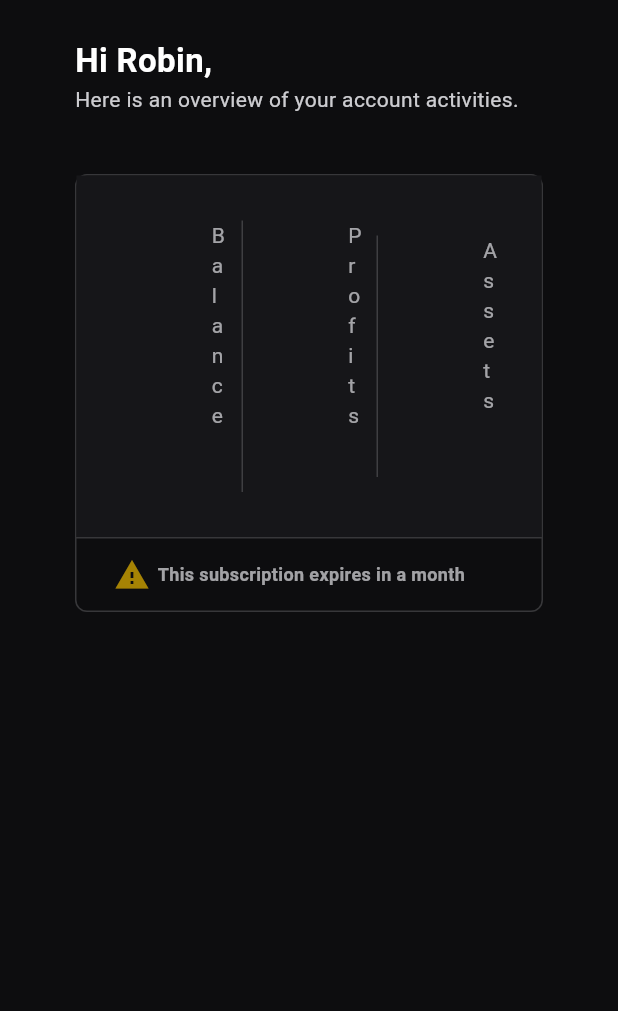
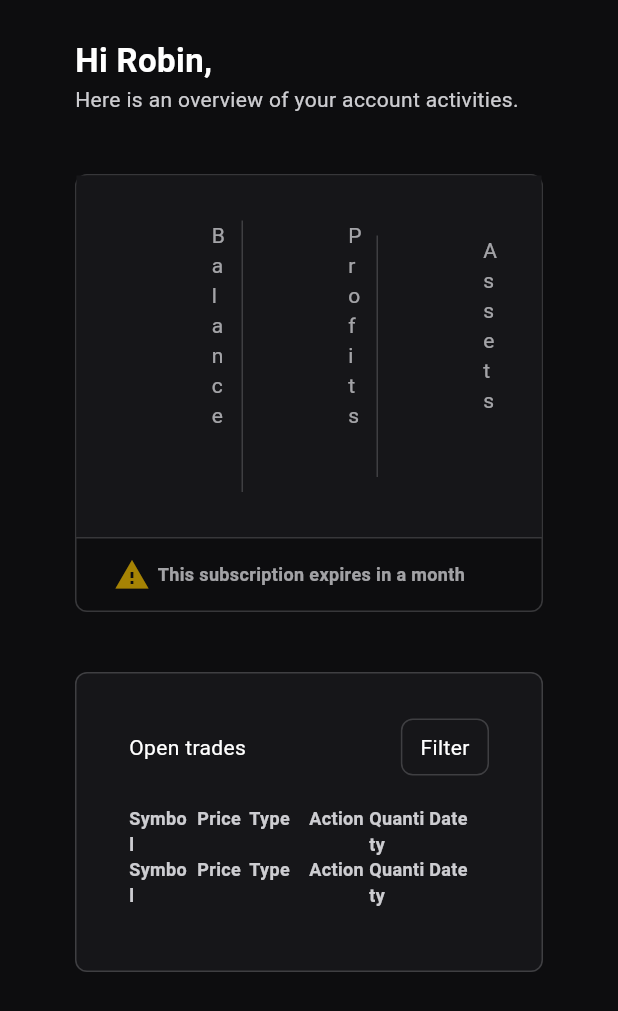
Before and after one commit to XROLE/predict_dashboard, a Flutter app: the screen it shows after launch, on a phone screen of 412 x 824 dp. Shown: the top 1011 px of the screen. Run offline on Flutter 3.47's test engine with Material 3 defaults, Android fonts, the phone set to English and light mode, and no system bars.

Commit message:
create table skeleton

```diff
--- /dev/null
+++ b/lib/views/dashboard/body/desktop_body.dart
@@ -0,0 +1,90 @@
+import 'package:flutter/material.dart';
+import 'package:predict_dashboard/utils/app_colors.dart';
+import 'package:predict_dashboard/utils/app_text_style.dart';
+
+class DesktopBody extends StatelessWidget {
+  const DesktopBody({super.key});
+
+  @override
+  Widget build(BuildContext context) {
+    return Container(
+      height: 200,
+      padding: const EdgeInsets.symmetric(horizontal: 35, vertical: 30),
+      decoration: BoxDecoration(
+        borderRadius: BorderRadius.circular(8),
+        color: AppColors.appBgLight,
+        border: Border.all(color: AppColors.appWhiteLight.withOpacity(.2)),
+      ),
+      child: Column(
+        children: [
+          Row(
+            mainAxisAlignment: MainAxisAlignment.spaceBetween,
+            children: [
+              Text(
+                "Open trades",
+                style: AppTextStyle.subTitle(),
+              ),
+              Container(
+                padding:
+                    const EdgeInsets.symmetric(horizontal: 12, vertical: 8),
+                decoration: BoxDecoration(
+                  borderRadius: BorderRadius.circular(8),
+                  color: AppColors.appBgLight,
+                  border: Border.all(
+                      color: AppColors.appWhiteLight.withOpacity(.2)),
+                ),
+                child: Text(
+                  "Filter",
+                  style: AppTextStyle.subTitle(),
+                ),
+              ),
+            ],
+          ),
+          const SizedBox(height: 20),
+          Table(
+            children:  [
+              TableRow(
+                children:  [
+                  TableCell(
+                    verticalAlignment: TableCellVerticalAlignment.middle,
+                    child: Center(child: Text('Symbol', style: AppTextStyle.medium(color: AppColors.appWhiteLight.withOpacity(.9)),))),
+                  TableCell(child: Center(child: Text('Price', style: AppTextStyle.medium(color: AppColors.appWhiteLight.withOpacity(.9)),))),
+                  TableCell(child: Align(
+                    alignment: Alignment.centerLeft,
+                    child: Align( alignment: Alignment.centerLeft,
+                    child: Text('Type', style: AppTextStyle.medium(color: AppColors.appWhiteLight.withOpacity(.9)),)))),
+                  TableCell(child: Align(
+                    alignment: Alignment.centerLeft,
+                    child:  Text('Action', style: AppTextStyle.medium(color: AppColors.appWhiteLight.withOpacity(.9)),))),
+                  TableCell(child: Align( alignment: Alignment.centerLeft, child: Text('Quantity', style: AppTextStyle.medium(color: AppColors.appWhiteLight.withOpacity(.9)),))),
+                  TableCell(child: Align(
+                    alignment: Alignment.centerLeft,
+                    child: Text('Date', style: AppTextStyle.medium(color: AppColors.appWhiteLight.withOpacity(.9)),))),
+                ],
+              ),
+              TableRow(
+                children:  [
+                  TableCell(
+                    verticalAlignment: TableCellVerticalAlignment.middle,
+                    child: Center(child: Text('Symbol', style: AppTextStyle.medium(color: AppColors.appWhiteLight.withOpacity(.9)),))),
+                  TableCell(child: Center(child: Text('Price', style: AppTextStyle.medium(color: AppColors.appWhiteLight.withOpacity(.9)),))),
+                  TableCell(child: Align(
+                    alignment: Alignment.centerLeft,
+                    child: Align( alignment: Alignment.centerLeft,
+                    child: Text('Type', style: AppTextStyle.medium(color: AppColors.appWhiteLight.withOpacity(.9)),)))),
+                  TableCell(child: Align(
+                    alignment: Alignment.centerLeft,
+                    child:  Text('Action', style: AppTextStyle.medium(color: AppColors.appWhiteLight.withOpacity(.9)),))),
+                  TableCell(child: Align( alignment: Alignment.centerLeft, child: Text('Quantity', style: AppTextStyle.medium(color: AppColors.appWhiteLight.withOpacity(.9)),))),
+                  TableCell(child: Align(
+                    alignment: Alignment.centerLeft,
+                    child: Text('Date', style: AppTextStyle.medium(color: AppColors.appWhiteLight.withOpacity(.9)),))),
+                ],
+              ),
+            ],
+          ),
+        ],
+      ),
+    );
+  }
+}
--- a/lib/views/dashboard/dashboard_desktop.dart
+++ b/lib/views/dashboard/dashboard_desktop.dart
@@ -1,6 +1,8 @@
 import 'package:flutter/material.dart';
 import 'package:predict_dashboard/utils/app_colors.dart';
 import 'package:predict_dashboard/utils/app_text_style.dart';
+import 'package:predict_dashboard/views/dashboard/body/desktop_body.dart';
+import 'package:predict_dashboard/views/dashboard/header/desktop_header.dart';
 import 'package:predict_dashboard/views/widgets/action_label.dart';
 import 'package:predict_dashboard/views/widgets/asset_widget.dart';
 
@@ -22,62 +24,9 @@ class DashboardDesktop extends StatelessWidget {
               Text("Here is an overview of your account activities.",
                   style: AppTextStyle.subTitle(color: AppColors.appWhiteLight.withOpacity(.9))),
               const SizedBox(height: 40),
-              Container(
-                decoration: BoxDecoration(
-                  borderRadius: BorderRadius.circular(8),
-                  border: Border.all(
-                      color: AppColors.appWhiteLight.withOpacity(.2)),
-                ),
-                child: Column(
-                  children: [
-                    Container(
-                  color: AppColors.appBgLight,
-                        padding: const EdgeInsets.symmetric(
-                    horizontal: 20, vertical: 30),
-                      child: Row(
-                        mainAxisAlignment: MainAxisAlignment.spaceBetween,
-                        crossAxisAlignment: CrossAxisAlignment.center,
-                        children: [
-                          const AssetWidget(
-                            title: "Balance",
-                            value: "\$616.81",
-                          ),
-                          AssetWidget(
-                            title: "Profits",
-                            value: "\$86.03",
-                            hasBorderSide: true,
-                            profitWidget: ActionLabel(
-                              title: "31%",
-                              isProfit: true,
-                              icon: Icon(
-                                Icons.arrow_outward,
-                                color: AppColors.appGreen.withOpacity(.6),
-                                size: 20,
-                              ),
-                            ),
-                          ),
-                          const AssetWidget(
-                            title: "Assets",
-                            value: "12",
-                            hasBorderSide: true,
-                          ),
-                        ],
-                      ),
-                    ),
-                  Container(
-                    padding: const EdgeInsets.symmetric(horizontal: 25, vertical: 12),
-                    decoration: BoxDecoration(
-                      border: Border(top: BorderSide(color: AppColors.appWhiteLight.withOpacity(.2)))
-                    ),
-                    child: Row(children: [
-                      Icon(Icons.warning, color: AppColors.appYellow.withOpacity(.7)),
-                      const SizedBox(width: 5),
-                      Text("This subscription expires in a month", style: AppTextStyle.medium(color: AppColors.appWhiteLight.withOpacity(.7)),)
-                    ],),
-                  )
-                  ],
-                ),
-              )
+              const DesktopHeaderSection(),
+              const SizedBox(height: 40),
+              const DesktopBody(),
             ],
           ),
         ),
--- /dev/null
+++ b/lib/views/dashboard/header/desktop_header.dart
@@ -0,0 +1,74 @@
+import 'package:flutter/material.dart';
+import 'package:predict_dashboard/utils/app_colors.dart';
+import 'package:predict_dashboard/utils/app_text_style.dart';
+import 'package:predict_dashboard/views/widgets/action_label.dart';
+import 'package:predict_dashboard/views/widgets/asset_widget.dart';
+
+class DesktopHeaderSection extends StatelessWidget {
+  const DesktopHeaderSection({super.key});
+
+  @override
+  Widget build(BuildContext context) {
+    return Container(
+      decoration: BoxDecoration(
+        borderRadius: BorderRadius.circular(8),
+        border: Border.all(color: AppColors.appWhiteLight.withOpacity(.2)),
+      ),
+      child: Column(
+        children: [
+          Container(
+            color: AppColors.appBgLight,
+            padding: const EdgeInsets.symmetric(horizontal: 20, vertical: 30),
+            child: Row(
+              mainAxisAlignment: MainAxisAlignment.spaceBetween,
+              crossAxisAlignment: CrossAxisAlignment.center,
+              children: [
+                const AssetWidget(
+                  title: "Balance",
+                  value: "\$616.81",
+                ),
+                AssetWidget(
+                  title: "Profits",
+                  value: "\$86.03",
+                  hasBorderSide: true,
+                  profitWidget: ActionLabel(
+                    title: "31%",
+                    isProfit: true,
+                    icon: Icon(
+                      Icons.arrow_outward,
+                      color: AppColors.appGreen.withOpacity(.6),
+                      size: 20,
+                    ),
+                  ),
+                ),
+                const AssetWidget(
+                  title: "Assets",
+                  value: "12",
+                  hasBorderSide: true,
+                ),
+              ],
+            ),
+          ),
+          Container(
+            padding: const EdgeInsets.symmetric(horizontal: 25, vertical: 12),
+            decoration: BoxDecoration(
+                border: Border(
+                    top: BorderSide(
+                        color: AppColors.appWhiteLight.withOpacity(.2)))),
+            child: Row(
+              children: [
+                Icon(Icons.warning, color: AppColors.appYellow.withOpacity(.7)),
+                const SizedBox(width: 5),
+                Text(
+                  "This subscription expires in a month",
+                  style: AppTextStyle.medium(
+                      color: AppColors.appWhiteLight.withOpacity(.7)),
+                )
+              ],
+            ),
+          )
+        ],
+      ),
+    );
+  }
+}
```
